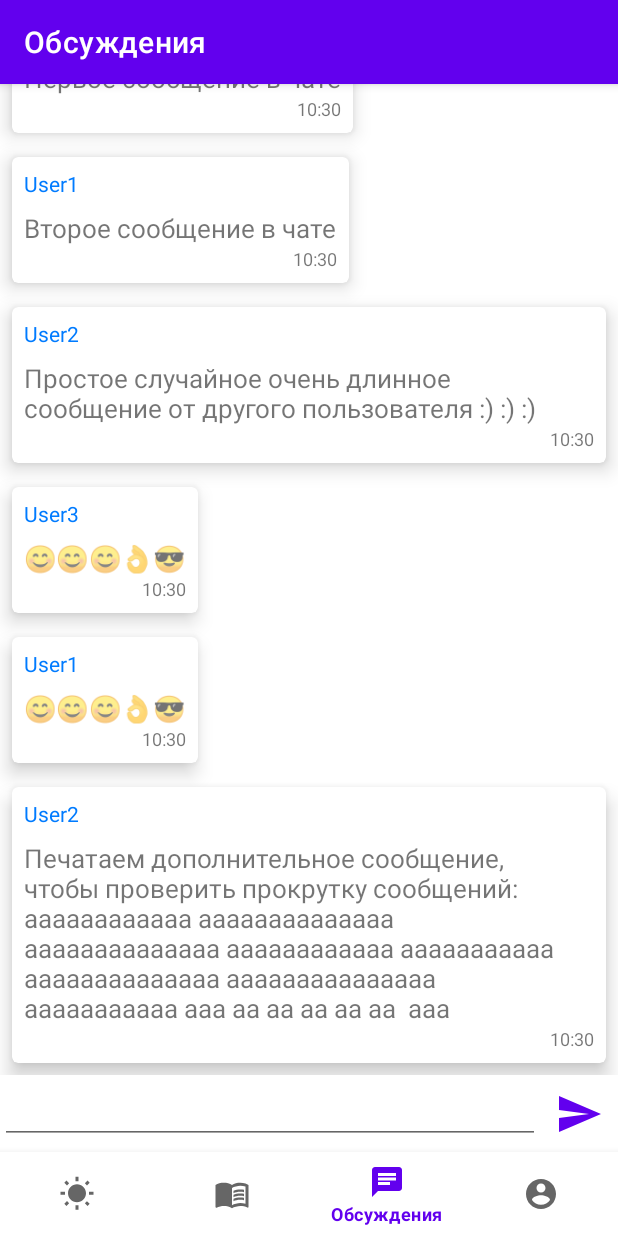
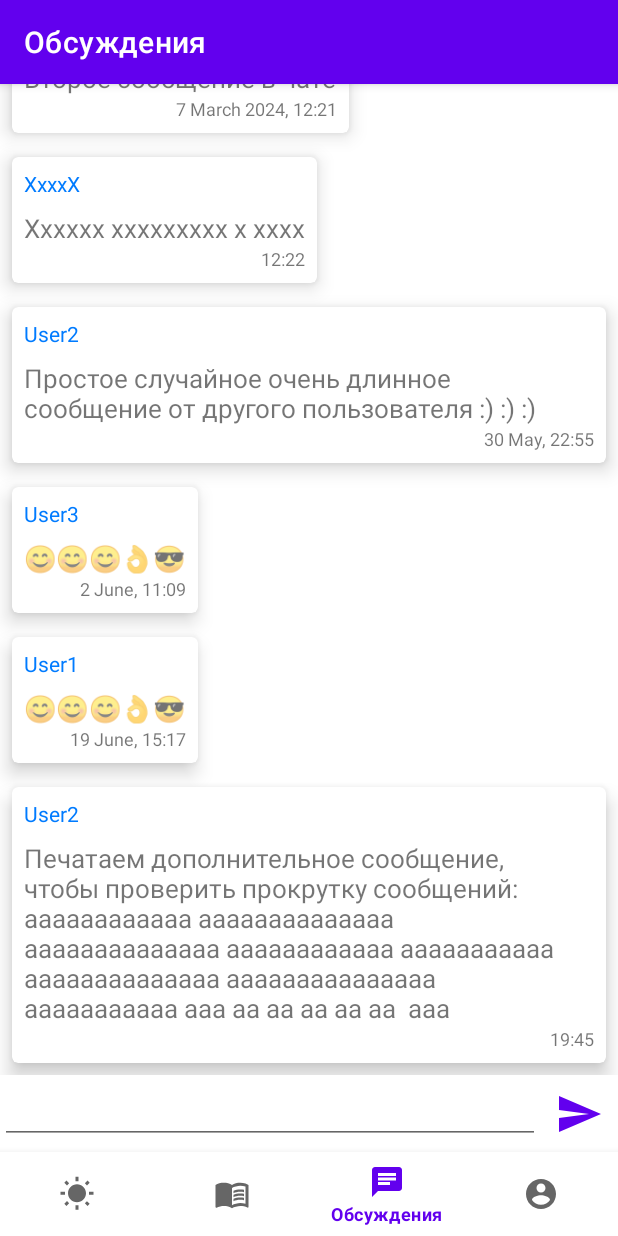
Before and after one commit to vladossy4/tbank-fishing, an Android app: the DiscussionsFragment screen opened through its navigation route, on a phone screen of 412 x 824 dp. Run offline under Robolectric (Android 15) with nearby library versions, the light colour scheme and no system bars; our stand-ins replace navigation-ui; 3 statements that could not run were skipped.

Commit message:
Add send message and some javadoc

```diff
--- a/android/app/build.gradle.kts
+++ b/android/app/build.gradle.kts
@@ -27,6 +27,7 @@ android {
         targetCompatibility = JavaVersion.VERSION_1_8
     }
     buildFeatures {
+        dataBinding = true
         viewBinding = true
     }
 }
--- /dev/null
+++ b/android/app/src/main/java/com/salfetka/fishing/models/DateFormatter.java
@@ -0,0 +1,13 @@
+package com.salfetka.fishing.models;
+
+import java.text.SimpleDateFormat;
+import java.util.Calendar;
+import java.util.Locale;
+
+/** Сокращает форматирование даты в строку */
+public class DateFormatter {
+    public static String format(Calendar date, String pattern){
+        SimpleDateFormat formatter = new SimpleDateFormat(pattern, Locale.getDefault());
+        return formatter.format(date.getTime());
+    }
+}
--- a/android/app/src/main/java/com/salfetka/fishing/models/discussions/Message.java
+++ b/android/app/src/main/java/com/salfetka/fishing/models/discussions/Message.java
@@ -1,33 +1,52 @@
 package com.salfetka.fishing.models.discussions;
 
 import java.util.Calendar;
-import java.util.GregorianCalendar;
 
+/** Хранит данные о сообщении */
 public class Message {
-    final int id;
+    static long idCounter = 0;
+    final long id;
     final Calendar date;
     final String userName;
     final String message;
 
-    public Message(int id, String userName, String message) {
+    /** Создание нового сообщения
+     * @param id уникальный идентификатор сообщения
+     * @param date время отправки сообщения
+     * @param userName имя пользователя, отправившего сообщение
+     * @param message текст сообщения
+     * @see Message#Message(Calendar date, String userName, String message) */
+    public Message(long id, Calendar date, String userName, String message) {
         this.id = id;
-        date = new GregorianCalendar();
+        this.date = date;
         this.userName = userName;
         this.message = message;
+        if (id > idCounter) {
+            idCounter = id + 1;
+        }
+    }
+    /** Создание нового сообщения
+     * @param date время отправки сообщения
+     * @param userName имя пользователя, отправившего сообщение
+     * @param message текст сообщения
+     * @see Message#Message(long id, Calendar date, String userName, String message) */
+    public Message(Calendar date, String userName, String message) {
+        this(idCounter++, date, userName, message);
     }
 
-    public int getId() {
+    /** @return Получение уникального идентификатора сообщения */
+    public long getId() {
         return id;
     }
-
+    /** @return Получение времени отправки сообщения */
     public Calendar getDate() {
         return date;
     }
-
+    /** @return Получение имени пользователя, отправившего сообщение */
     public String getUserName() {
         return userName;
     }
-
+    /** @return Получение текста сообщения */
     public String getMessage() {
         return message;
     }
--- a/android/app/src/main/java/com/salfetka/fishing/models/weather/Weather.java
+++ b/android/app/src/main/java/com/salfetka/fishing/models/weather/Weather.java
@@ -1,10 +1,10 @@
 package com.salfetka.fishing.models.weather;
 
-import java.text.SimpleDateFormat;
+import com.salfetka.fishing.models.DateFormatter;
+
 import java.util.Calendar;
-import java.util.Date;
-import java.util.Locale;
 
+/** Хранит данные о погоде */
 public class Weather {
     /** Время, на которое был выполнен прогноз погоды */
     final Calendar weatherTime;
@@ -47,18 +47,15 @@ public class Weather {
     }
 
     public String getWeatherDateTimeFormat() {
-        SimpleDateFormat formatter = new SimpleDateFormat("d MMM k:mm", Locale.getDefault());
-        return formatter.format(weatherTime.getTime());
+        return DateFormatter.format(weatherTime, "d MMM k:mm");
     }
 
     public String getWeatherHourFormat() {
-        SimpleDateFormat formatter = new SimpleDateFormat("k:00", Locale.getDefault());
-        return formatter.format(weatherTime.getTime());
+        return DateFormatter.format(weatherTime, "k:00");
     }
 
     public String getWeatherDayFormat() {
-        SimpleDateFormat formatter = new SimpleDateFormat("E\nd", Locale.getDefault());
-        return formatter.format(weatherTime.getTime());
+        return DateFormatter.format(weatherTime, "E\nd");
     }
 
     public int getTemperature() {
--- a/android/app/src/main/java/com/salfetka/fishing/models/weather/WeatherState.java
+++ b/android/app/src/main/java/com/salfetka/fishing/models/weather/WeatherState.java
@@ -2,6 +2,7 @@ package com.salfetka.fishing.models.weather;
 
 import com.salfetka.fishing.R;
 
+/** Связывает название погодных условий с отображаемыми значками */
 public enum WeatherState {
     Sunny("Ясно", R.drawable.ic_weather_sunny_48dp),
     ClearNight("Ясно", R.drawable.ic_weather_clear_night_48dp),
--- a/android/app/src/main/java/com/salfetka/fishing/models/weather/Wind.java
+++ b/android/app/src/main/java/com/salfetka/fishing/models/weather/Wind.java
@@ -1,5 +1,6 @@
 package com.salfetka.fishing.models.weather;
 
+/** Описывает направление ветра */
 public enum Wind {
     North("Северный", "С"),
     NorthEast("Северо-восточный", "СВ"),
@@ -18,13 +19,15 @@ public enum Wind {
         this.shortName = shortName;
     }
 
+    /** Полное название направления ветра */
     public String getFullName() {
         return fullName;
     }
-
+    /** Сокращенное название направления ветра */
     public String getShortName() {
         return shortName;
     }
+    /** Направление ветра в градусах для поворота значка указателя */
     public int getAngle() {
         return this.ordinal() * 45;
     }
--- a/android/app/src/main/java/com/salfetka/fishing/ui/discussions/ChatAdapter.java
+++ b/android/app/src/main/java/com/salfetka/fishing/ui/discussions/ChatAdapter.java
@@ -10,12 +10,13 @@ import androidx.annotation.NonNull;
 import androidx.recyclerview.widget.RecyclerView;
 
 import com.salfetka.fishing.R;
+import com.salfetka.fishing.models.DateFormatter;
 import com.salfetka.fishing.models.discussions.Message;
 
-import java.text.SimpleDateFormat;
+import java.util.Calendar;
 import java.util.List;
-import java.util.Locale;
 
+/** Связывает сообщения в чате с их представлением */
 public class ChatAdapter extends RecyclerView.Adapter<ChatAdapter.ViewHolder> {
 
     private final LayoutInflater inflater;
@@ -24,6 +25,7 @@ public class ChatAdapter extends RecyclerView.Adapter<ChatAdapter.ViewHolder> {
     public ChatAdapter(Context context, List<Message> messages) {
         this.inflater = LayoutInflater.from(context);
         this.messages = messages;
+        setHasStableIds(true);
     }
 
     public Message getItem(int index) {
@@ -33,6 +35,11 @@ public class ChatAdapter extends RecyclerView.Adapter<ChatAdapter.ViewHolder> {
     public void updateAll(List<Message> messages) {
         this.messages = messages;
         notifyDataSetChanged();
+    }
+
+    @Override
+    public long getItemId(int position) {
+        return messages.get(position).getId();
     }
 
     @NonNull
@@ -47,8 +54,21 @@ public class ChatAdapter extends RecyclerView.Adapter<ChatAdapter.ViewHolder> {
         Message message = messages.get(position);
         holder.userName.setText(message.getUserName());
         holder.message.setText(message.getMessage());
-        SimpleDateFormat formatter = new SimpleDateFormat("k:mm", Locale.getDefault());
-        holder.sendTime.setText(formatter.format(message.getDate().getTime()));
+        Calendar messageDate = message.getDate();
+        String pattern = "k:mm";
+        if (position > 0 ) {
+            Calendar lastMessageDate = messages.get(position-1).getDate();
+            if (messageDate.get(Calendar.YEAR) != lastMessageDate.get(Calendar.YEAR)) {
+                pattern = "d MMMM y, k:mm";
+            } else if (messageDate.get(Calendar.MONTH) != lastMessageDate.get(Calendar.MONTH) ||
+                       messageDate.get(Calendar.DAY_OF_MONTH) != lastMessageDate.get(Calendar.DAY_OF_MONTH)){
+                pattern = "d MMMM, k:mm";
+            }
+        }
+        else {
+            pattern = "d MMMM y, k:mm";
+        }
+        holder.sendTime.setText(DateFormatter.format(messageDate, pattern));
     }
 
     @Override
--- a/android/app/src/main/java/com/salfetka/fishing/ui/discussions/DiscussionsFragment.java
+++ b/android/app/src/main/java/com/salfetka/fishing/ui/discussions/DiscussionsFragment.java
@@ -6,8 +6,10 @@ import android.os.Looper;
 import android.view.LayoutInflater;
 import android.view.View;
 import android.view.ViewGroup;
+import android.widget.Toast;
 
 import androidx.annotation.NonNull;
+import androidx.databinding.ObservableList;
 import androidx.fragment.app.Fragment;
 import androidx.lifecycle.ViewModelProvider;
 import androidx.recyclerview.widget.LinearLayoutManager;
@@ -15,14 +17,16 @@ import androidx.recyclerview.widget.RecyclerView;
 
 import com.google.android.material.card.MaterialCardView;
 import com.salfetka.fishing.databinding.FragmentDiscussionsBinding;
+import com.salfetka.fishing.models.DateFormatter;
+import com.salfetka.fishing.models.discussions.Message;
 
-import java.text.SimpleDateFormat;
-import java.util.Date;
-import java.util.Locale;
+import java.util.Calendar;
 
+/** Подложка интерфейса: отображение данных о переписках и обработка событий */
 public class DiscussionsFragment extends Fragment {
 
     private FragmentDiscussionsBinding binding;
+
     private final Handler handler = new Handler(Looper.getMainLooper());
     private MaterialCardView topDateCard;
     private final Runnable hideDateHint = () -> {
@@ -41,9 +45,37 @@ public class DiscussionsFragment extends Fragment {
         ChatAdapter chatAdapter = new ChatAdapter(getContext(), discussionsViewModel.getMessages().getValue());
         binding.chatView.setAdapter(chatAdapter);
         binding.chatView.scrollToPosition(chatAdapter.getItemCount()-1);
+        final ObservableList.OnListChangedCallback<ObservableList<Message>> messageListener = new ObservableList.OnListChangedCallback<ObservableList<Message>>() {
+            @Override
+            public void onChanged(ObservableList<Message> sender) {
+
+            }
+
+            @Override
+            public void onItemRangeChanged(ObservableList<Message> sender, int positionStart, int itemCount) {
+                chatAdapter.notifyItemRangeChanged(positionStart, itemCount);
+            }
+
+            @Override
+            public void onItemRangeInserted(ObservableList<Message> sender, int positionStart, int itemCount) {
+                chatAdapter.notifyItemRangeInserted(positionStart, itemCount);
+            }
+
+            @Override
+            public void onItemRangeMoved(ObservableList<Message> sender, int fromPosition, int toPosition, int itemCount) {
+
+            }
+
+            @Override
+            public void onItemRangeRemoved(ObservableList<Message> sender, int positionStart, int itemCount) {
+                chatAdapter.notifyItemRangeRemoved(positionStart, itemCount);
+            }
+        };
         discussionsViewModel.getMessages().observe(getViewLifecycleOwner(), messages -> {
             chatAdapter.updateAll(messages);
             binding.chatView.scrollToPosition(chatAdapter.getItemCount()-1);
+            messages.removeOnListChangedCallback(messageListener);
+            messages.addOnListChangedCallback(messageListener);
         });
         binding.chatView.addOnScrollListener(new RecyclerView.OnScrollListener() {
             @Override
@@ -53,9 +85,8 @@ public class DiscussionsFragment extends Fragment {
                 if (layoutManager != null && dy != 0) {
                     int firstVisibleItemPosition = layoutManager.findFirstVisibleItemPosition();
                     if (firstVisibleItemPosition != RecyclerView.NO_POSITION) {
-                        Date date = chatAdapter.getItem(firstVisibleItemPosition).getDate().getTime();
-                        SimpleDateFormat formatter = new SimpleDateFormat("d MMMM y", Locale.getDefault());
-                        binding.chatTopMessageDate.setText(formatter.format(date));
+                        Calendar date = chatAdapter.getItem(firstVisibleItemPosition).getDate();
+                        binding.chatTopMessageDate.setText(DateFormatter.format(date, "d MMMM y"));
                         topDateCard.setVisibility(View.VISIBLE);
                         handler.removeCallbacks(hideDateHint);
                         handler.postDelayed(hideDateHint, 2000);
@@ -63,6 +94,14 @@ public class DiscussionsFragment extends Fragment {
                         topDateCard.setVisibility(View.GONE);
                     }
                 }
+            }
+        });
+        binding.chatSendButton.setOnClickListener((view)->{
+            String message = binding.chatInput.getText().toString();
+            if (!message.isEmpty()){
+                discussionsViewModel.sendMessage(message);
+                binding.chatInput.setText("");
+                binding.chatView.scrollToPosition(chatAdapter.getItemCount()-1);
             }
         });
         return root;
--- a/android/app/src/main/java/com/salfetka/fishing/ui/discussions/DiscussionsViewModel.java
+++ b/android/app/src/main/java/com/salfetka/fishing/ui/discussions/DiscussionsViewModel.java
@@ -1,28 +1,39 @@
 package com.salfetka.fishing.ui.discussions;
 
+import androidx.databinding.ObservableArrayList;
+import androidx.databinding.ObservableList;
 import androidx.lifecycle.MutableLiveData;
 import androidx.lifecycle.ViewModel;
 
 import com.salfetka.fishing.models.discussions.Message;
 
-import java.util.ArrayList;
-import java.util.List;
+import java.util.GregorianCalendar;
 
+/** Управление данными о переписках */
 public class DiscussionsViewModel extends ViewModel {
-    final MutableLiveData<List<Message>> messages;
+    private final MutableLiveData<ObservableList<Message>> messages = new MutableLiveData<>();
 
     public DiscussionsViewModel() {
-        ArrayList<Message> exampleMessages = new ArrayList<>();
-        exampleMessages.add(new Message(0, "User1", "Первое сообщение в чате"));
-        exampleMessages.add(new Message(1, "User1", "Второе сообщение в чате"));
-        exampleMessages.add(new Message(2, "User2", "Простое случайное очень длинное сообщение от другого пользователя :) :) :)"));
-        exampleMessages.add(new Message(3, "User3", "😊😊😊👌😎"));
-        exampleMessages.add(new Message(4, "User1", "😊😊😊👌😎"));
-        exampleMessages.add(new Message(5, "User2", "Печатаем дополнительное сообщение, чтобы проверить прокрутку сообщений: аааааааааааа аааааааааааааа аааааааааааааа аааааааааааа ааааааааааа аааааааааааааа ааааааааааааааа ааааааааааа ааа аа аа аа аа аа  ааа"));
-        messages = new MutableLiveData<>(exampleMessages);
+        ObservableArrayList<Message> exampleMessages = new ObservableArrayList<>();
+        exampleMessages.add(new Message(new GregorianCalendar(2023, 10, 19, 10, 15),"User1", "Первое сообщение в чате"));
+        exampleMessages.add(new Message(new GregorianCalendar(2024, 2, 7, 12, 21),"User1", "Второе сообщение в чате"));
+        exampleMessages.add(new Message(new GregorianCalendar(2024, 2, 7, 12, 22),"XxxxX", "Xxxxxx xxxxxxxxx x xxxx"));
+        exampleMessages.add(new Message(new GregorianCalendar(2024, 4, 30, 22, 55),"User2", "Простое случайное очень длинное сообщение от другого пользователя :) :) :)"));
+        exampleMessages.add(new Message(new GregorianCalendar(2024, 5, 2, 11, 9),"User3", "😊😊😊👌😎"));
+        exampleMessages.add(new Message(new GregorianCalendar(2024, 5, 19, 15, 17),"User1", "😊😊😊👌😎"));
+        exampleMessages.add(new Message(new GregorianCalendar(2024, 5, 19, 19, 45),"User2", "Печатаем дополнительное сообщение, чтобы проверить прокрутку сообщений: аааааааааааа аааааааааааааа аааааааааааааа аааааааааааа ааааааааааа аааааааааааааа ааааааааааааааа ааааааааааа ааа аа аа аа аа аа  ааа"));
+        messages.setValue(exampleMessages);
     }
 
-    public MutableLiveData<List<Message>> getMessages() {
+    public MutableLiveData<ObservableList<Message>> getMessages() {
         return messages;
     }
+
+    /** Отправление сообщения от пользователя
+     * @param message текст сообщения*/
+    public void sendMessage(String message){
+        if (messages.getValue() != null) {
+            messages.getValue().add(new Message(new GregorianCalendar(), "Slava", message));
+        }
+    }
 }
--- a/android/app/src/main/java/com/salfetka/fishing/ui/weather/WeatherAdapter.java
+++ b/android/app/src/main/java/com/salfetka/fishing/ui/weather/WeatherAdapter.java
@@ -15,6 +15,7 @@ import com.salfetka.fishing.models.weather.Weather;
 
 import java.util.List;
 
+/** Связывает состояния погоды в списке с их представлением */
 public class WeatherAdapter extends RecyclerView.Adapter<WeatherAdapter.ViewHolder> {
 
     private final LayoutInflater inflater;
--- a/android/app/src/main/java/com/salfetka/fishing/ui/weather/WeatherFragment.java
+++ b/android/app/src/main/java/com/salfetka/fishing/ui/weather/WeatherFragment.java
@@ -15,6 +15,7 @@ import androidx.lifecycle.ViewModelProvider;
 import com.salfetka.fishing.databinding.FragmentWeatherBinding;
 import com.salfetka.fishing.models.weather.UnitMeasure;
 
+/** Подложка интерфейса: отображение данных о погоде и обработка событий */
 public class WeatherFragment extends Fragment {
 
     private FragmentWeatherBinding binding;
--- a/android/app/src/main/java/com/salfetka/fishing/ui/weather/WeatherViewModel.java
+++ b/android/app/src/main/java/com/salfetka/fishing/ui/weather/WeatherViewModel.java
@@ -13,11 +13,17 @@ import java.util.ArrayList;
 import java.util.GregorianCalendar;
 import java.util.List;
 
+/** Управление данными о погоде */
 public class WeatherViewModel extends ViewModel {
+    /** Поле, хранящее единицы измерения */
     private final MutableLiveData<UnitMeasure> unitMeasure;
+    /** Поле, хранящее текущую погоду */
     private final MutableLiveData<Weather> weather;
+    /** Поле, хранящее сведения о восходе и заходе солнца */
     private final MutableLiveData<SunTimes> sunTimes;
+    /** Поле, хранящее погоду по часам */
     private final MutableLiveData<List<Weather>> hoursWeatherList;
+    /** Поле, хранящее погоду по дням */
     private final MutableLiveData<List<Weather>> daysWeatherList;
     public WeatherViewModel() {
         unitMeasure = new MutableLiveData<>(new UnitMeasure("°C", "м/с", "мбар"));
--- a/android/app/src/main/res/layout/fragment_discussions.xml
+++ b/android/app/src/main/res/layout/fragment_discussions.xml
@@ -44,11 +44,13 @@
         app:layout_constraintBottom_toBottomOf="parent">
 
         <EditText
+            android:id="@+id/chat_input"
             android:layout_width="0dp"
             android:layout_height="wrap_content"
             android:padding="8dp"
             android:layout_weight="1"/>
         <ImageButton
+            android:id="@+id/chat_send_button"
             android:layout_width="wrap_content"
             android:layout_height="wrap_content"
             android:contentDescription="@string/chat_send_icon_description"
```
Also changed, not shown: android/app/src/main/java/com/salfetka/fishing/models/weather/SunTimes.java (+5 -3 lines), android/app/src/main/java/com/salfetka/fishing/models/weather/UnitMeasure.java (+4 -3 lines).
